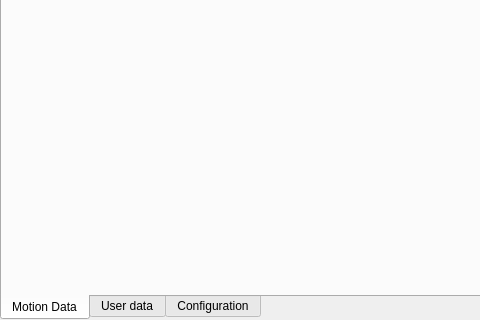
Above: trunk/src/edr/src/plugins/newCommunication/ui/DataSourceWidget.ui from mk4me/hm-mde-one before the change; both pictures show x 0 to 480 and y 384 to 704 of the 957 by 704 pixel window. Below: the same form after it.
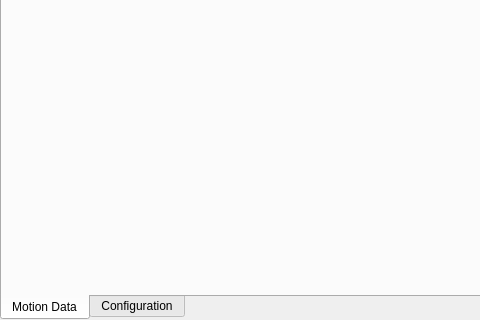
That is the form after the change. Icons and pictures are not drawn.

```diff
--- a/trunk/src/edr/src/plugins/newCommunication/ui/DataSourceWidget.ui
+++ b/trunk/src/edr/src/plugins/newCommunication/ui/DataSourceWidget.ui
@@ -113,11 +113,6 @@
     </item>
    </layout>
   </widget>
-  <widget class="QWidget" name="userDataTab">
-   <attribute name="title">
-    <string>User data</string>
-   </attribute>
-  </widget>
   <widget class="QWidget" name="configTab">
    <attribute name="icon">
     <iconset>
```
